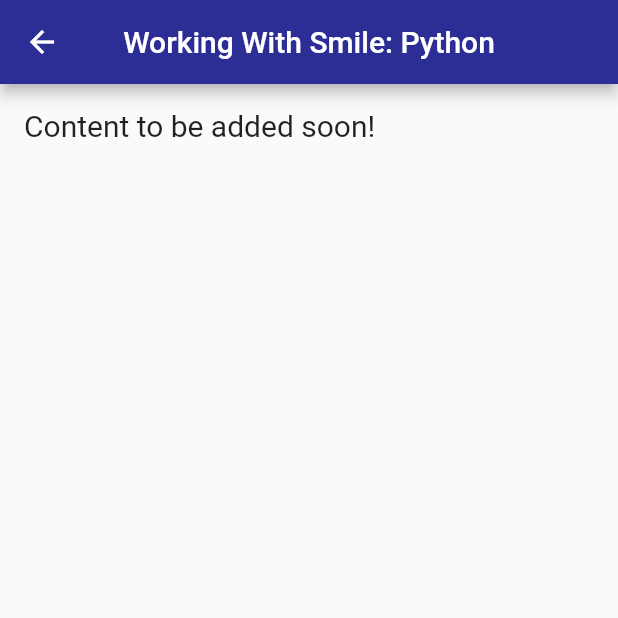
After one commit to hemangdtu/python_app, a Flutter app: the TutorialScreen screen opened directly, on a phone screen of 412 x 824 dp, the top half of it. The commit adds this screen. Run offline on Flutter 3.47's test engine with Material 2 defaults, Android fonts, the light colour scheme and no system bars; our stand-ins replace curved_navigation_bar, flutter_markdown, youtube_player_flutter; Roboto replaces fonts that are missing (PlayfairDisplay).

Commit message:
Development on tutorials section

```diff
--- a/lib/meta/data.dart
+++ b/lib/meta/data.dart
@@ -1,14 +1,14 @@
 import 'package:flutter/material.dart';
 import 'package:python_app/meta/hyperlinks.dart';
 
-List<String> videoTileStrings = [
-  "Overview of Python Programming",
-  "Datatypes in Python Programming",
-  "Creating Variables in Python Programming",
-  "print() in Python Programming",
-  "input() in Python Programming",
-  "Operators in Python Programming",
-];
+// List<String> videoTileStrings = [
+//   "Overview of Python Programming",
+//   "Datatypes in Python Programming",
+//   "Creating Variables in Python Programming",
+//   "print() in Python Programming",
+//   "input() in Python Programming",
+//   "Operators in Python Programming",
+// ];
 
 List<String> exampleCategories = [
   "Basic Programs",
@@ -24,35 +24,27 @@ List<String> exampleCategories = [
 var exampleCategoriesInfo = {
   "Basic Programs": {
     "image": "assets/python_logo.png",
-    "link": "A",
   },
   "Conditions and Loops": {
     "image": "assets/python_logo.png",
-    "link": "A",
   },
   "Arrays": {
     "image": "assets/python_logo.png",
-    "link": "A",
   },
   "Pattern Printing": {
     "image": "assets/python_logo.png",
-    "link": "A",
   },
   "Lists": {
     "image": "assets/python_logo.png",
-    "link": "A",
   },
   "Strings": {
     "image": "assets/python_logo.png",
-    "link": "A",
   },
   "Sorting Algorithms": {
     "image": "assets/python_logo.png",
-    "link": "A",
   },
   "Searching Algorithms": {
     "image": "assets/python_logo.png",
-    "link": "A",
   },
 };
 
--- a/lib/models/ExampleScreen/programList.dart
+++ b/lib/models/ExampleScreen/programList.dart
@@ -22,7 +22,6 @@ Widget exampleProgramList(BuildContext context, int index) {
             i++)
           ExampleListElement(
             title: exampleTileStrings[exampleCategories[index]][i],
-            // link: exampleCategoriesInfo[exampleCategories[index]]["link"],
           ),
       ],
     ),
--- a/lib/models/HomeScreen/horizontalListTiles.dart
+++ b/lib/models/HomeScreen/horizontalListTiles.dart
@@ -1,4 +1,5 @@
 import 'package:flutter/material.dart';
+import 'package:python_app/models/HomeScreen/tutorialScreen.dart';
 
 class HorizontalList extends StatelessWidget {
   // ignore: non_constant_identifier_names
@@ -32,7 +33,6 @@ class ListElement extends StatelessWidget {
     return Padding(
       padding: const EdgeInsets.all(2.0),
       child: InkWell(
-        onTap: () {},
         child: Container(
           width: 200,
           child: ListTile(
@@ -58,6 +58,13 @@ class ListElement extends StatelessWidget {
             ),
           ),
         ),
+        onTap: () {
+          Navigator.push(context, MaterialPageRoute(builder: (context) {
+            return TutorialScreen(
+              tutorialTitle: image_caption,
+            );
+          }));
+        },
       ),
     );
   }
--- /dev/null
+++ b/lib/models/HomeScreen/tutorialScreen.dart
@@ -0,0 +1,86 @@
+import 'package:flutter/material.dart';
+import 'package:python_app/models/ExampleScreen/markdownModel.dart';
+
+class TutorialScreen extends StatelessWidget {
+  final String tutorialTitle;
+  TutorialScreen({this.tutorialTitle});
+
+  @override
+  Widget build(BuildContext context) {
+    return DefaultTabController(
+      length: 2,
+      child: SafeArea(
+        child: Scaffold(
+          appBar: AppBar(
+            leading: IconButton(
+              icon: Icon(
+                Icons.arrow_back,
+              ),
+              onPressed: () {
+                Navigator.pop(context);
+              },
+            ),
+            backgroundColor: Color(0xFF2C2D95),
+            title: Text("Working With Smile: Python"),
+            centerTitle: true,
+            iconTheme: IconThemeData(
+              color: Colors.white,
+            ),
+          ),
+          body: Container(
+            child: markdownContent(tutorialContent(tutorialTitle)),
+          ),
+        ),
+      ),
+    );
+  }
+}
+
+String tutorialContent(String tutorialTitle) {
+  Map<String, String> content = {
+    "Python Introduction": '''Intro''',
+    "Python Features": '''Features''',
+    "Python Applications": '''Applications''',
+    "Python Installation": '''Installation''',
+    "Hello, World!": '''Hello,
+    World!''',
+    "Variables": '''Variables''',
+    "Keywords": '''Keywords''',
+    "Identifiers": '''Identifiers''',
+    "Literals": '''Literals''',
+    "Operators": '''Operators''',
+    "Comments": '''Comments''',
+    "Input and Output": '''Input
+    and
+    Output''',
+    "if statement": "",
+    "if else statement": "",
+    "else if statement": "",
+    "Nested if": "",
+    "for loop": "",
+    "while loop": "",
+    "break statement": "",
+    "continue statement": "",
+    "pass statement": "",
+    "Python Strings": "",
+    "More about Strings": "",
+    "Lists": "",
+    "Tuples": "",
+    "Dictionaries": "",
+    "Functions in Python": "",
+    "Modules in Python": "",
+    "math Module": "",
+    "random Module": "",
+    "Packages in Python": "",
+    "os Package": "",
+    "numpy": "",
+    "matplotlib": "",
+    "OOPs in Python": "",
+    "Python Object": "",
+    "Constructors": "",
+    "Inheritance": "",
+    "Polymorphism": "",
+    "Exception Handling": "",
+  };
+  return content[tutorialTitle] ?? "Content to be added soon!";
+}
```
